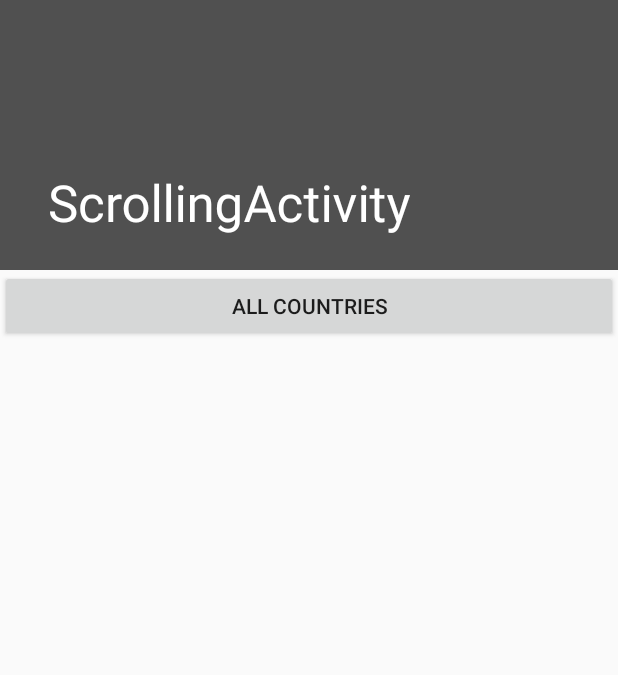
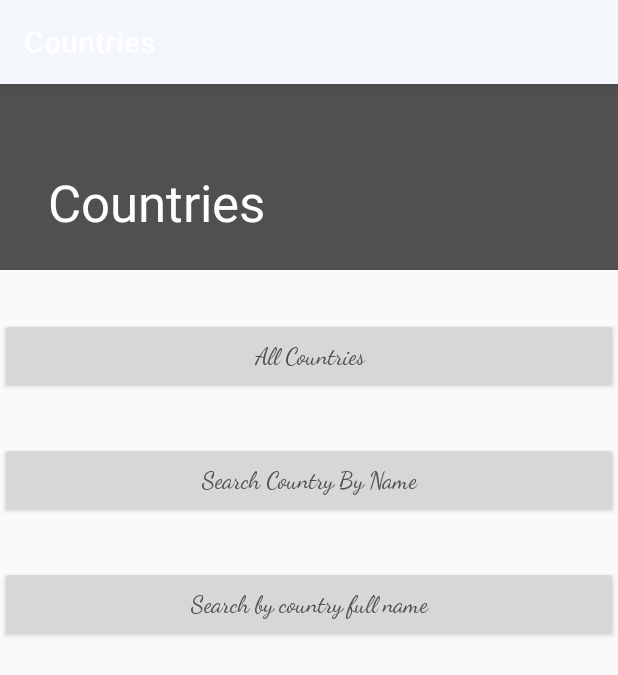
Before and after one commit to nelsonsaake/Android-NocusCountries, an Android app: the screen it shows after launch (LandingPageActivity), on a phone screen of 412 x 824 dp. Shown: the top 675 px of the screen. Run offline under Robolectric (Android 15) with nearby library versions, the phone set to English and light mode, and no system bars; Roboto replaces fonts that are not available here; 1 statement that could not run was skipped.

Commit message:
commit landing page

```diff
--- a/app/src/main/AndroidManifest.xml
+++ b/app/src/main/AndroidManifest.xml
@@ -14,8 +14,7 @@
         android:theme="@style/AppTheme">
         <activity
             android:name="com.example.nocuscountries.ui.LandingPageActivity"
-            android:label="@string/title_activity_landing_page"
-            android:theme="@style/AppTheme.NoActionBar">
+            android:label="@string/title_activity_landing_page">
             <intent-filter>
                 <action android:name="android.intent.action.MAIN" />
 
--- a/app/src/main/java/com/example/nocuscountries/ui/LandingPageActivity.kt
+++ b/app/src/main/java/com/example/nocuscountries/ui/LandingPageActivity.kt
@@ -1,11 +1,9 @@
 package com.example.nocuscountries.ui
 
 import android.os.Bundle
-import com.google.android.material.appbar.CollapsingToolbarLayout
-import com.google.android.material.floatingactionbutton.FloatingActionButton
-import com.google.android.material.snackbar.Snackbar
 import androidx.appcompat.app.AppCompatActivity
 import com.example.nocuscountries.R
+import com.google.android.material.appbar.CollapsingToolbarLayout
 
 class LandingPageActivity : AppCompatActivity() {
 
@@ -14,9 +12,5 @@ class LandingPageActivity : AppCompatActivity() {
         setContentView(R.layout.activity_landing_page)
         setSupportActionBar(findViewById(R.id.toolbar))
         findViewById<CollapsingToolbarLayout>(R.id.toolbar_layout).title = title
-        findViewById<FloatingActionButton>(R.id.fab).setOnClickListener { view ->
-            Snackbar.make(view, "Replace with your own action", Snackbar.LENGTH_LONG)
-                .setAction("Action", null).show()
-        }
     }
 }
--- a/app/src/main/res/layout/content_scrolling_landing_page.xml
+++ b/app/src/main/res/layout/content_scrolling_landing_page.xml
@@ -8,9 +8,47 @@
     tools:context=".ui.LandingPageActivity"
     tools:showIn="@layout/activity_landing_page">
 
-    <Button
-        android:id="@+id/button"
+    <androidx.constraintlayout.widget.ConstraintLayout
         android:layout_width="match_parent"
-        android:layout_height="wrap_content"
-        android:text="@string/all_countries" />
+        android:layout_height="match_parent">
+
+        <Button
+            android:id="@+id/allCountriesButton"
+            android:layout_width="0dp"
+            android:layout_height="wrap_content"
+            android:layout_marginTop="32dp"
+            android:padding="15dp"
+            android:text="@string/all_countries"
+            android:textAppearance="@style/LandingText"
+            app:layout_constraintEnd_toEndOf="parent"
+            app:layout_constraintStart_toStartOf="parent"
+            app:layout_constraintTop_toTopOf="parent" />
+
+        <Button
+            android:id="@+id/nameButton"
+            android:layout_width="0dp"
+            android:layout_height="wrap_content"
+            android:layout_marginTop="32dp"
+            android:padding="15dp"
+            android:text="@string/name"
+            android:textAppearance="@style/LandingText"
+            app:layout_constraintEnd_toEndOf="parent"
+            app:layout_constraintHorizontal_bias="1.0"
+            app:layout_constraintStart_toStartOf="parent"
+            app:layout_constraintTop_toBottomOf="@+id/allCountriesButton" />
+
+        <Button
+            android:id="@+id/fullNameButton"
+            android:layout_width="0dp"
+            android:layout_height="wrap_content"
+            android:layout_marginTop="32dp"
+            android:padding="15dp"
+            android:text="@string/full_name"
+            android:textAppearance="@style/LandingText"
+            app:layout_constraintEnd_toEndOf="parent"
+            app:layout_constraintHorizontal_bias="0.0"
+            app:layout_constraintStart_toStartOf="parent"
+            app:layout_constraintTop_toBottomOf="@+id/nameButton" />
+
+    </androidx.constraintlayout.widget.ConstraintLayout>
 </androidx.core.widget.NestedScrollView>
--- a/app/src/main/res/values/strings.xml
+++ b/app/src/main/res/values/strings.xml
@@ -2,7 +2,7 @@
     <string name="app_name">Countries</string>
     <string name="all_countries">All Countries</string>
     <string name="intro_text">Countries, Tourist attraction, Cities Mountains, Rivers</string>
-    <string name="title_activity_landing_page">ScrollingActivity</string>
+    <string name="title_activity_landing_page">Countries</string>
     <string name="large_text">
         "Material is the metaphor.\n\n"
 
@@ -93,4 +93,6 @@
         "when a user tries to pick up one of cards.\n\n"
     </string>
     <string name="action_settings">Settings</string>
+    <string name="name">Search Country By Name</string>
+    <string name="full_name">Search by country full name</string>
 </resources>
--- a/app/src/main/res/values/styles.xml
+++ b/app/src/main/res/values/styles.xml
@@ -5,24 +5,18 @@
         <item name="colorPrimary">@color/colorPrimary</item>
         <item name="colorPrimaryDark">@color/colorPrimaryDark</item>
         <item name="colorAccent">@color/colorAccent</item>
-
-
     </style>
 
     <style name="LandingTheme" parent="AppTheme">
-        <item name="windowActionBar">false</item>
-        <item name="titleEnabled">true</item>
         <item name="android:textAppearance">@style/LandingText</item>
     </style>
 
     <style name="LandingText" parent="TextAppearance.AppCompat.Large">
         <item name="fontFamily">cursive</item>
         <item name="android:textSize">16sp</item>
-    </style>
-
-    <style name="AppTheme.NoActionBar">
-        <item name="windowActionBar">false</item>
-        <item name="windowNoTitle">true</item>
+        <item name="android:textColor">@color/colorAccent</item>
+        <item name="android:paddingTop">5dp</item>
+        <item name="android:paddingBottom">5dp</item>
     </style>
 
     <style name="AppTheme.AppBarOverlay" parent="ThemeOverlay.AppCompat.Dark.ActionBar" />
```
